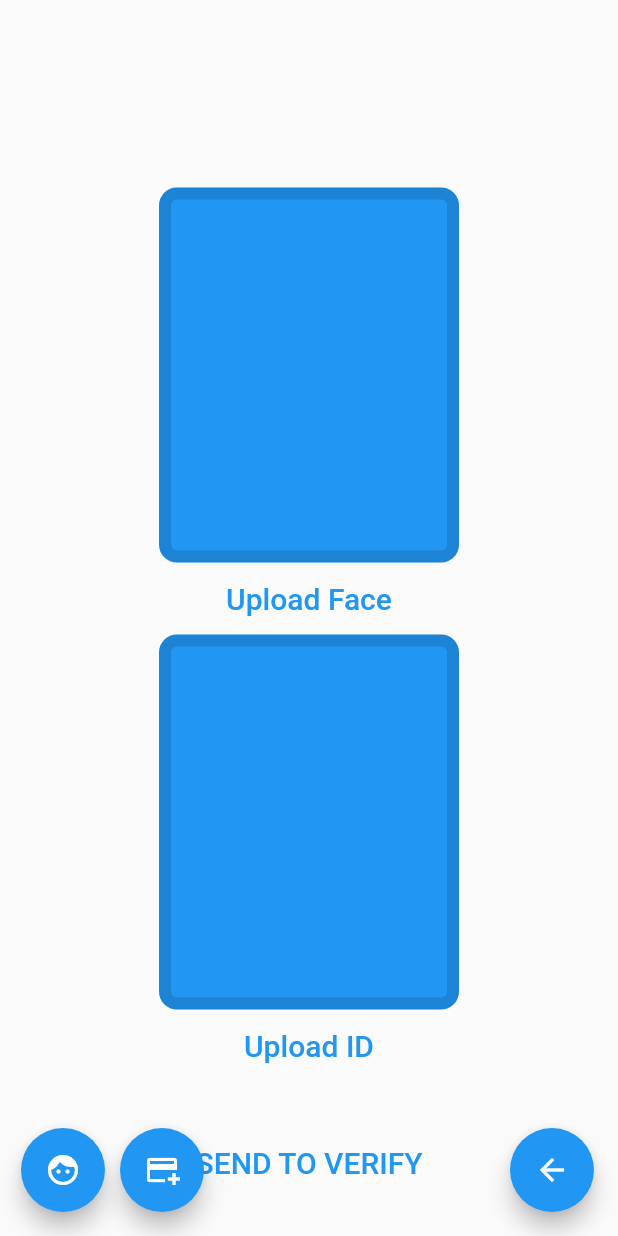
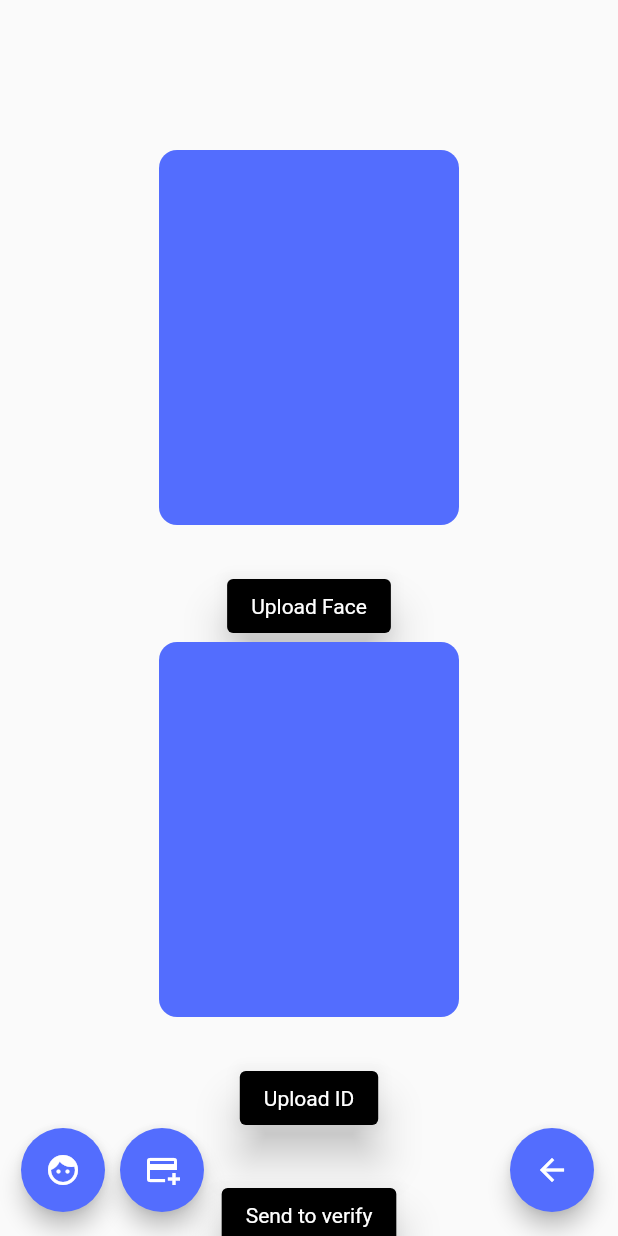
Before and after one commit to Calcifer2002/id_me, a Flutter app: the Collectdata screen opened directly, on a phone screen of 412 x 824 dp. Run offline on Flutter 3.47's test engine with Material 2 defaults, Android fonts, the phone set to English and light mode, and no system bars; our stand-ins replace cloud_firestore, dio, firebase_auth, firebase_core, firebase_database, firebase_storage and 7 more; missing offline and left inert: image_grid; accounts and stored records are empty.

Commit message:
Upload UI

```diff
--- a/lib/pages/collect_data.dart
+++ b/lib/pages/collect_data.dart
@@ -28,10 +28,10 @@ class _CollectdataState extends State<Collectdata> {
   final FirebaseAuth auth = FirebaseAuth.instance;
   String folderFace = "Face";
   String folderID = "ID";
-   FirebaseDatabase Database = FirebaseDatabase.instance;
+  FirebaseDatabase Database = FirebaseDatabase.instance;
   FirebaseFirestore firestoreRef = FirebaseFirestore.instance;
   FirebaseStorage firebaseStorageRef = FirebaseStorage.instance;
-  late DatabaseReference databaseReference ;
+  late DatabaseReference databaseReference;
 
   //
 
@@ -40,7 +40,6 @@ class _CollectdataState extends State<Collectdata> {
 
   @override
   Widget build(BuildContext context) {
-
     return Scaffold(
         body: Center(
             child: SingleChildScrollView(
@@ -54,10 +53,9 @@ class _CollectdataState extends State<Collectdata> {
                 height: 300,
                 alignment: Alignment.center,
                 decoration: BoxDecoration(
-                  color: Colors.blue,
+                  color: Colors.indigoAccent,
                   image: DecorationImage(
                       image: FileImage(imageFileFace!), fit: BoxFit.cover),
-                  border: Border.all(width: 8, color: Colors.black),
                   borderRadius: BorderRadius.circular(12.0),
                 ))
           else
@@ -66,16 +64,24 @@ class _CollectdataState extends State<Collectdata> {
               height: 250,
               alignment: Alignment.center,
               decoration: BoxDecoration(
-                color: Colors.blue,
-                border: Border.all(width: 8, color: Colors.black12),
+                color: Colors.indigoAccent,
                 borderRadius: BorderRadius.circular(12.0),
               ),
-            ),
-          TextButton(
+            ),SizedBox(
+                    height: 30,
+                  ),
+          ElevatedButton(
             onPressed: () async {
               getImageFace(source: ImageSource.camera);
             },
-            child: Text("Upload Face", style: TextStyle(fontSize: 20)),
+            style: ElevatedButton.styleFrom(
+              elevation: 12.0,
+              primary: Colors.black, // background
+              onPrimary: Colors.white, // foreground
+
+              textStyle: const TextStyle(color: Colors.white),
+            ),
+            child: const Text('Upload Face'),
           ),
           if (imageFileID != null)
             Container(
@@ -83,10 +89,10 @@ class _CollectdataState extends State<Collectdata> {
                 height: 300,
                 alignment: Alignment.center,
                 decoration: BoxDecoration(
-                  color: Colors.blue,
+                  color: Colors.indigoAccent,
                   image: DecorationImage(
                       image: FileImage(imageFileID!), fit: BoxFit.cover),
-                  border: Border.all(width: 8, color: Colors.black),
+
                   borderRadius: BorderRadius.circular(12.0),
                 ))
           else
@@ -95,27 +101,42 @@ class _CollectdataState extends State<Collectdata> {
               height: 250,
               alignment: Alignment.center,
               decoration: BoxDecoration(
-                color: Colors.blue,
-                border: Border.all(width: 8, color: Colors.black12),
+                color: Colors.indigoAccent,
                 borderRadius: BorderRadius.circular(12.0),
               ),
             ),
-          TextButton(
+          SizedBox(
+            height: 30,
+          ),
+          ElevatedButton(
             onPressed: () async {
               getImageID(source: ImageSource.camera);
             },
-            child: Text("Upload ID", style: TextStyle(fontSize: 20)),
+            style: ElevatedButton.styleFrom(
+              elevation: 12.0,
+              primary: Colors.black, // background
+              onPrimary: Colors.white, // foreground
+
+              textStyle: const TextStyle(color: Colors.white),
+            ),
+            child: const Text('Upload ID'),
           ),
           SizedBox(
             height: 30,
           ),
-          TextButton(
+          ElevatedButton(
             onPressed: () async {
+              _uploadImageID();
               _uploadImageFace();
-              _uploadImageID();
+            },
+            style: ElevatedButton.styleFrom(
+              elevation: 12.0,
+              primary: Colors.black, // background
+              onPrimary: Colors.white, // foreground
 
-            },
-            child: Text("SEND TO VERIFY", style: TextStyle(fontSize: 20)),
+              textStyle: const TextStyle(color: Colors.white),
+            ),
+            child: const Text('Send to verify'),
           ),
         ]))),
         floatingActionButton: Padding(
@@ -126,22 +147,24 @@ class _CollectdataState extends State<Collectdata> {
                   getImageFace(source: ImageSource.camera);
                 },
                 child: Icon(Icons.face_rounded),
+                backgroundColor: Colors.indigoAccent,
               ),
               SizedBox(width: 10),
               FloatingActionButton(
                 onPressed: () async {
                   getImageID(source: ImageSource.camera);
                 },
+                backgroundColor: Colors.indigoAccent,
                 child: Icon(Icons.add_card),
               ),
               Expanded(child: Container()),
               FloatingActionButton(
                 onPressed: () async {
                   Navigator.pushReplacement(context,
-                      MaterialPageRoute(builder: (context) =>   Homepage()));
-
+                      MaterialPageRoute(builder: (context) => Homepage()));
                 },
                 child: Icon(Icons.arrow_back),
+                backgroundColor: Colors.indigoAccent,
               ),
             ])));
   }
@@ -162,7 +185,6 @@ class _CollectdataState extends State<Collectdata> {
   }
 
   _uploadImageFace() async {
-
     var key = firestoreRef.collection(folderFace);
     String uploadFaceName =
         DateTime.now().millisecondsSinceEpoch.toString() + "jpg";
@@ -170,8 +192,8 @@ class _CollectdataState extends State<Collectdata> {
         firebaseStorageRef.ref().child(folderFace).child(uploadFaceName);
     UploadTask uploadTask = reference.putFile(File(imageFileFace!.path));
 
-    uploadTask.snapshotEvents.listen((event) { });
-    await uploadTask.whenComplete(() async{
+    uploadTask.snapshotEvents.listen((event) {});
+    await uploadTask.whenComplete(() async {
       var uploadlink = await uploadTask.snapshot.ref.getDownloadURL();
 
       facelink = uploadlink;
@@ -186,20 +208,18 @@ class _CollectdataState extends State<Collectdata> {
       await reflinks.set(facelink);
     });
   }
+
   Future<String?> shortenUrl({required String url}) async {
-    try{
+    try {
       final result = await http.post(
           Uri.parse('https://cleanuri.com/api/v1/shorten'),
-          body: {
-            'url': url
-          }
-      );
+          body: {'url': url});
 
-      if(result.statusCode == 200){
+      if (result.statusCode == 200) {
         final jsonResult = jsonDecode(result.body);
         return jsonResult['result_url'];
       }
-    }catch (e){
+    } catch (e) {
       print('Error ${e.toString()}');
     }
     return null;
@@ -210,7 +230,7 @@ class _CollectdataState extends State<Collectdata> {
     String uploadFaceID =
         DateTime.now().millisecondsSinceEpoch.toString() + "jpg";
     Reference reference =
-    firebaseStorageRef.ref().child(folderID).child(uploadFaceID);
+        firebaseStorageRef.ref().child(folderID).child(uploadFaceID);
     UploadTask uploadTask = reference.putFile(File(imageFileFace!.path));
 
     uploadTask.snapshotEvents.listen((event) {
@@ -218,11 +238,10 @@ class _CollectdataState extends State<Collectdata> {
           " " +
           event.totalBytes.toString());
     });
-    await uploadTask.whenComplete(() async{
+    await uploadTask.whenComplete(() async {
       var uploadlink = await uploadTask.snapshot.ref.getDownloadURL();
 
       idlink = uploadlink;
-
     });
     final User? user = auth.currentUser;
     final uid = user!.uid;
@@ -233,7 +252,6 @@ class _CollectdataState extends State<Collectdata> {
     print(prev);
     await reflinks.set(prev.toString() + ", " + idlink.toString());
     await statuslinks.set("Unapproved");
-
   }
 
   void getImageID({required ImageSource source}) async {
```
